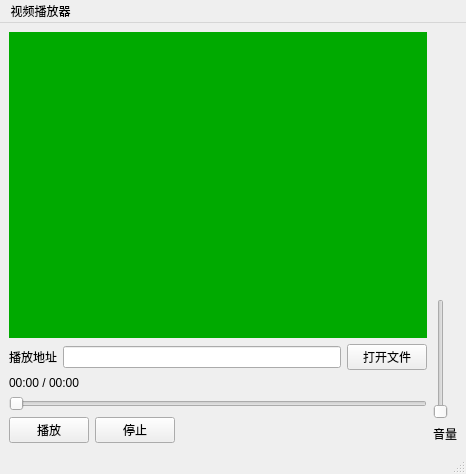
Above: VideoClientQt/mainwindow.ui from jc875/VideoPlay before the change. Below: the same form after it.
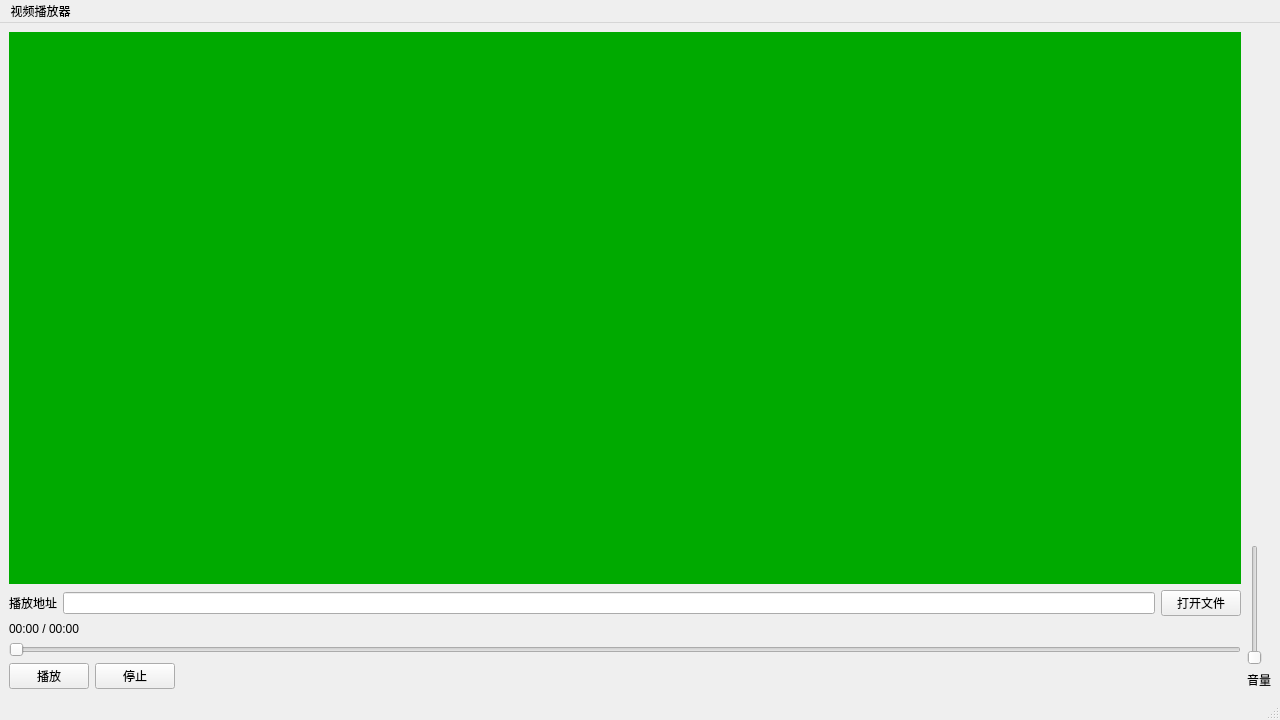
That is the form after the change.

Commit message: style(VideoClientQt): 默认窗口 466x474 → 1280x720(不锁死,仍可拖大)

Diff of the .ui file:
```diff
--- a/VideoClientQt/mainwindow.ui
+++ b/VideoClientQt/mainwindow.ui
@@ -6,8 +6,8 @@
    <rect>
     <x>0</x>
     <y>0</y>
-    <width>466</width>
-    <height>474</height>
+    <width>1280</width>
+    <height>720</height>
    </rect>
   </property>
   <property name="windowTitle">
```
